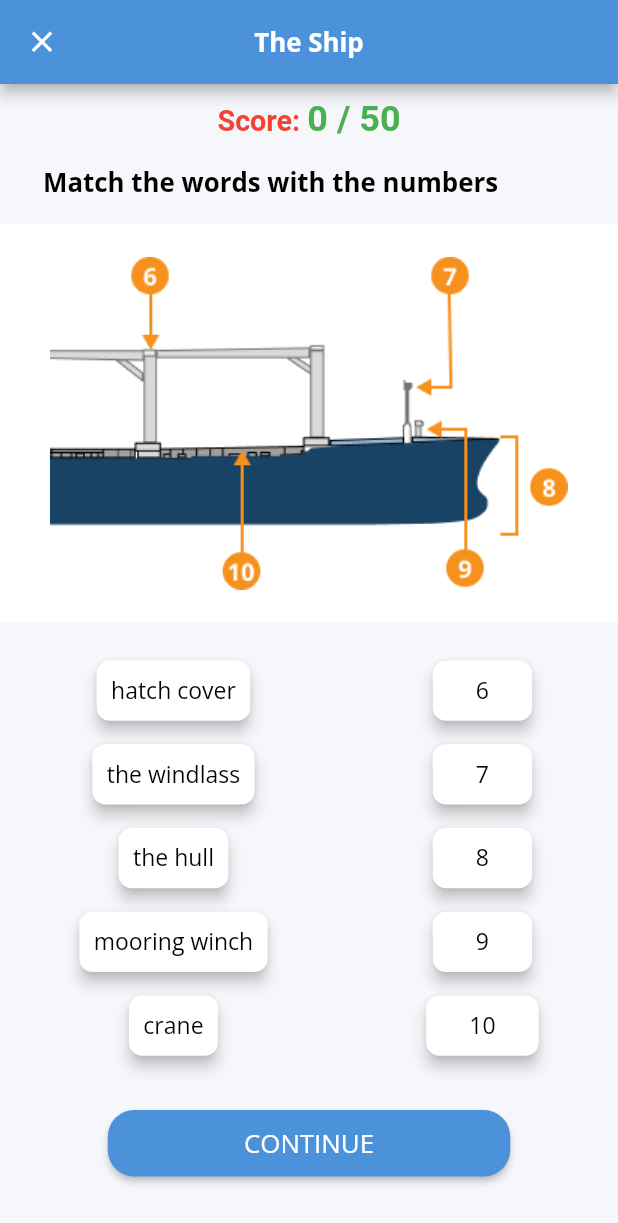
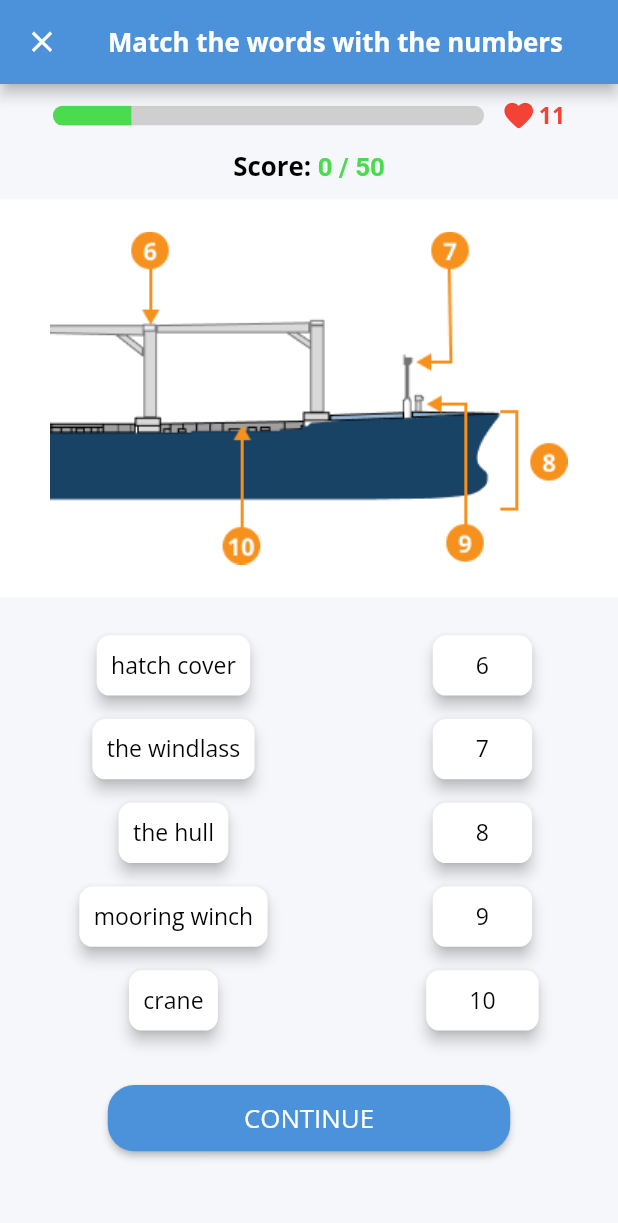
Before and after one commit to eliascalzone/maritimeEnglish-Flutter, a Flutter app: the ShipExercise screen opened directly, after a tap on "CONTINUE", on a phone screen of 412 x 824 dp. Shown: the top 1223 px of the screen. Run offline on Flutter 3.47's test engine with Material 2 defaults, Android fonts, the phone set to English and light mode, and no system bars; our stand-ins replace animated_splash_screen, audioplayers, flutter_screenutil, flutter_tts, google_fonts, lottie and 1 more; missing offline and left inert: flutter_sound.

Commit message:
add progress bar, text-to-speech practiceLis, smcp

```diff
--- a/lib/data/allwordslist.dart
+++ b/lib/data/allwordslist.dart
@@ -41,7 +41,7 @@ const List<Map<String, dynamic>> allwords = [
   {
     'name': 'Blind sector',
     'mean':
-        'An area which cannot be scanned by the ship’s radar because it is shielded by parts of the superstructure, masts, etc'
+        "An area which cannot be scanned by the ship's radar because it is shielded by parts of the superstructure, masts, etc"
   },
   {
     'name': 'Boarding arrangements ',
@@ -89,7 +89,7 @@ const List<Map<String, dynamic>> allwords = [
   {
     'name': 'Close up (to)',
     'mean':
-        'To decrease the distance to the vessel ahead by increasing one’s own speed'
+        "To decrease the distance to the vessel ahead by increasing one's own speed"
   },
   {
     'name': 'Compatibility (of goods)',
@@ -174,7 +174,7 @@ const List<Map<String, dynamic>> allwords = [
   {
     'name': 'Drop back (to) ',
     'mean':
-        'To increase the distance from the vessel ahead by reducing one´s own speed'
+        "To increase the distance from the vessel ahead by reducing one's own speed"
   },
   {'name': 'DSC', 'mean': 'Digital Selective Calling (in the GMDSS system)'},
   {'name': 'Embark (to)', 'mean': 'To go aboard a vessel'},
@@ -223,7 +223,7 @@ const List<Map<String, dynamic>> allwords = [
   {
     'name': 'General emergency alarm',
     'mean':
-        'A sound signal of seven short blasts and one prolonged blast given with the vessel´s sound system'
+        "A sound signal of seven short blasts and one prolonged blast given with the vessel's sound system"
   },
   {'name': 'Give way', 'mean': 'To keep out of the way of another vessel'},
   {'name': 'GMDSS', 'mean': 'Global Maritime Distress and Safety System'},
@@ -249,7 +249,7 @@ const List<Map<String, dynamic>> allwords = [
   {
     'name': 'Heading',
     'mean':
-        'The horizontal direction of the vessel´s bows at a given moment measured in degrees clockwise from north'
+        "The horizontal direction of the vessel's bows at a given moment measured in degrees clockwise from north"
   },
   {
     'name': 'Hoist',
@@ -294,7 +294,7 @@ const List<Map<String, dynamic>> allwords = [
   },
   {
     'name': 'Leeway',
-    'mean': 'Vessel’s sideways drift leeward of the desired course'
+    'mean': "Vessel's sideways drift leeward of the desired course"
   },
   {
     'name': 'Let go (to)',
@@ -389,7 +389,7 @@ const List<Map<String, dynamic>> allwords = [
   {
     'name': 'PA-system',
     'mean':
-        'Public address system: loudspeakers in the vessel´s cabins, mess rooms, etc., and on deck through which important information can be broadcast from a central point, mostly from the navigation bridge'
+        "Public address system: loudspeakers in the vessel's cabins, mess rooms, etc., and on deck through which important information can be broadcast from a central point, mostly from the navigation bridge"
   },
   {'name': 'Recover (to)', 'mean': 'To pick up shipwrecked persons'},
   {
@@ -513,7 +513,7 @@ const List<Map<String, dynamic>> allwords = [
     'name': 'Station',
     'mean': 'The allotted place or the duties of each person on board'
   },
-  {'name': 'Stripping', 'mean': 'Final pumping of tank’s residues'},
+  {'name': 'Stripping', 'mean': "Final pumping of tank's residues"},
   {
     'name': 'Survivor',
     'mean':
@@ -521,7 +521,7 @@ const List<Map<String, dynamic>> allwords = [
   },
   {
     'name': 'Take off (to)',
-    'mean': 'To lift off from a vessel´s deck (helicopter)'
+    'mean': "To lift off from a vessel's deck (helicopter)"
   },
   {
     'name': 'Target',
@@ -561,7 +561,7 @@ const List<Map<String, dynamic>> allwords = [
   {
     'name': 'Union purchase',
     'mean':
-        'A method of cargo handling by combining two derricks, one of which is fixed over the hatch, the other over the ship’s side'
+        "A method of cargo handling by combining two derricks, one of which is fixed over the hatch, the other over the ship's side"
   },
   {
     'name': 'Unlit',
@@ -659,7 +659,7 @@ const List<Map<String, dynamic>> all_sentences = [
   {'topic': 'anchoring', 'data': 'You must heave up your anchor'},
   {
     'topic': 'anchoring',
-    'data': 'Vessel "Pole Star” is at anchor in position 55°32´N-011°14´E'
+    'data': "Vessel 'Pole Star' is at anchor in position 55°32'N - 011°14'E"
   },
   //Topic Manoeuvring
   {'topic': 'manoeuvring', 'data': 'I am going astern'},
@@ -679,7 +679,7 @@ const List<Map<String, dynamic>> all_sentences = [
     'topic': 'position/speed',
     'data': 'Say again your position for identification'
   },
-  {'topic': 'position/speed', 'data': 'My position is 39°42´N, 024°15´ W'},
+  {'topic': 'position/speed', 'data': "My position is 39°42'N, 024°15'W"},
   {
     'topic': 'position/speed',
     'data': 'What is the course to reach you? What is your present speed?'
@@ -734,7 +734,7 @@ const List<Map<String, dynamic>> all_sentences = [
   },
   {
     'topic': 'routering',
-    'data': 'There is a hampered vessel in position 59°39´ N, 010°22´ E'
+    'data': "There is a hampered vessel in position 59°39' N, 010°22' E"
   },
   //Topic Fishing
   {'topic': 'fishing', 'data': 'Navigate with caution'},
--- a/lib/about.dart
+++ b/lib/views/about.dart
@@ -1,6 +1,5 @@
 import 'package:flutter/material.dart';
 import 'package:flutter_screenutil/flutter_screenutil.dart';
-import 'package:fluttermaritime/settingspage.dart';
 
 class About extends StatelessWidget {
   const About({super.key});
--- a/lib/views/sentencesradio.dart
+++ b/lib/views/sentencesradio.dart
@@ -85,9 +85,10 @@ class _RadiosentencesState extends State<Radiosentences> {
                                   await flutterTts
                                       .speak(_foundsentences[index]['data']);
                                 },
-                                icon: const Icon(
+                                icon: Icon(
                                   Icons.volume_up_rounded,
                                   color: Color.fromRGBO(76, 146, 219, 1.0),
+                                  size: 24.sp,
                                 ),
                               ),
                               title: Text(
--- a/lib/views/settingspage.dart
+++ b/lib/views/settingspage.dart
@@ -1,6 +1,6 @@
 import 'package:flutter/material.dart';
 import 'package:flutter_screenutil/flutter_screenutil.dart';
-import 'package:fluttermaritime/about.dart';
+import 'package:fluttermaritime/views/about.dart';
 import 'package:url_launcher/url_launcher.dart';
 
 class Settings extends StatefulWidget {
--- a/lib/views/theshipex.dart
+++ b/lib/views/theshipex.dart
@@ -4,6 +4,7 @@ import 'package:fluttermaritime/data/theshipdata.dart';
 import 'package:flutter_screenutil/flutter_screenutil.dart';
 import 'package:flutter_tts/flutter_tts.dart';
 import 'package:fluttermaritime/Views/radiocompage.dart';
+import 'package:audioplayers/audioplayers.dart';
 
 class ShipExercise extends StatefulWidget {
   const ShipExercise({Key? key}) : super(key: key);
@@ -13,6 +14,7 @@ class ShipExercise extends StatefulWidget {
 }
 
 class _ShipExerciseState extends State<ShipExercise> {
+  AudioCache audioCache = AudioCache();
   int score = 0;
   List<Map<String, List<ShipPart>>> shiplist = [];
   List<ShipPart> list1 = [
@@ -122,8 +124,8 @@ class _ShipExerciseState extends State<ShipExercise> {
 
   void goNextShip() {
     setState(() {
-      currentIndex++;
-      if (currentIndex == shiplist.length) {
+      setState(() {
+        if (currentIndex == shiplist.length - 1) {
           Navigator.pushAndRemoveUntil(
               context,
               MaterialPageRoute(builder: (context) => Celebrate()),
@@ -131,8 +133,20 @@ class _ShipExerciseState extends State<ShipExercise> {
           restartGame();
           setState(() {});
         } else {
+          currentIndex++;
           shuffledShipParts = shiplist[currentIndex].values.first.toList()
             ..shuffle();
+        }
+      });
+    });
+  }
+
+  int _progress = 1;
+
+  void incrementProgress() {
+    setState(() {
+      if (_progress < 11) {
+        _progress++;
       }
     });
   }
@@ -152,7 +166,7 @@ class _ShipExerciseState extends State<ShipExercise> {
     return Scaffold(
       appBar: AppBar(
         title: Text(
-          'The Ship',
+          'Match the words with the numbers',
           style: Theme.of(context).textTheme.headline3,
         ),
         centerTitle: true,
@@ -209,26 +223,63 @@ class _ShipExerciseState extends State<ShipExercise> {
           ),
           child: Column(
             children: [
+              Row(mainAxisAlignment: MainAxisAlignment.center, children: [
+                Container(
+                  width: 300.w,
+                  child: ClipRRect(
+                    borderRadius: BorderRadius.all(Radius.circular(10.sp)),
+                    child: LinearProgressIndicator(
+                      backgroundColor: Color.fromRGBO(207, 207, 207, 1),
+                      color: Color.fromRGBO(75, 219, 78, 1),
+                      value: _progress / 11,
+                      minHeight: 15.h,
+                    ),
+                  ),
+                ),
+                SizedBox(
+                  width: 12.w,
+                ),
+                Row(children: [
+                  Icon(
+                    Icons.favorite_rounded,
+                    color: Colors.red,
+                    size: 24.sp,
+                  ),
+                  SizedBox(
+                    width: 2.w,
+                  ),
+                  Text(
+                    '11',
+                    style: TextStyle(
+                        color: Colors.red,
+                        fontWeight: FontWeight.bold,
+                        fontSize: 16.sp),
+                  )
+                ]),
+              ]),
+              SizedBox(
+                height: 12.h,
+              ),
               Text.rich(TextSpan(children: [
                 TextSpan(
                     text: "Score: ",
-                    style: TextStyle(
-                        color: Colors.red,
-                        fontSize: 20.sp,
-                        fontWeight: FontWeight.bold)),
+                    style: Theme.of(context).textTheme.headline2),
                 TextSpan(
                     text: "$score" + " / 50",
                     style: TextStyle(
-                        color: Colors.green,
-                        fontSize: 25.sp,
+                        color: Color.fromRGBO(75, 219, 78, 1),
+                        fontSize: 18.sp,
                         fontWeight: FontWeight.bold))
               ])),
-              ListTile(
+              SizedBox(
+                height: 12.h,
+              ),
+              /*ListTile(
                   contentPadding: EdgeInsets.only(left: 30.sp),
                   title: Text(
                     'Match the words with the numbers',
                     style: Theme.of(context).textTheme.headline2,
-                  )),
+                  )),*/
               Container(
                 color: Colors.white,
                 height: 300.h,
@@ -307,6 +358,7 @@ class _ShipExerciseState extends State<ShipExercise> {
                                     if (shipname.shipPart ==
                                         receivedItem.shipPart) {
                                       setState(() {
+                                        audioCache.play('correct.wav');
                                         shuffledShipParts.remove(receivedItem);
                                         shiplist[currentIndex]
                                             .values
@@ -351,6 +403,7 @@ class _ShipExerciseState extends State<ShipExercise> {
               ElevatedButton(
                 onPressed: () {
                   goNextShip();
+                  incrementProgress();
                 },
                 style: ButtonStyle(
                     minimumSize:
```
Also changed, not shown: lib/views/phrasesmcp.dart (+25 -3 lines), lib/views/praticelisten.dart (+13 -1 lines), pubspec.yaml (line endings or trailing spaces), 2 other files. Lines whose indentation alone changed are shown as unchanged.
